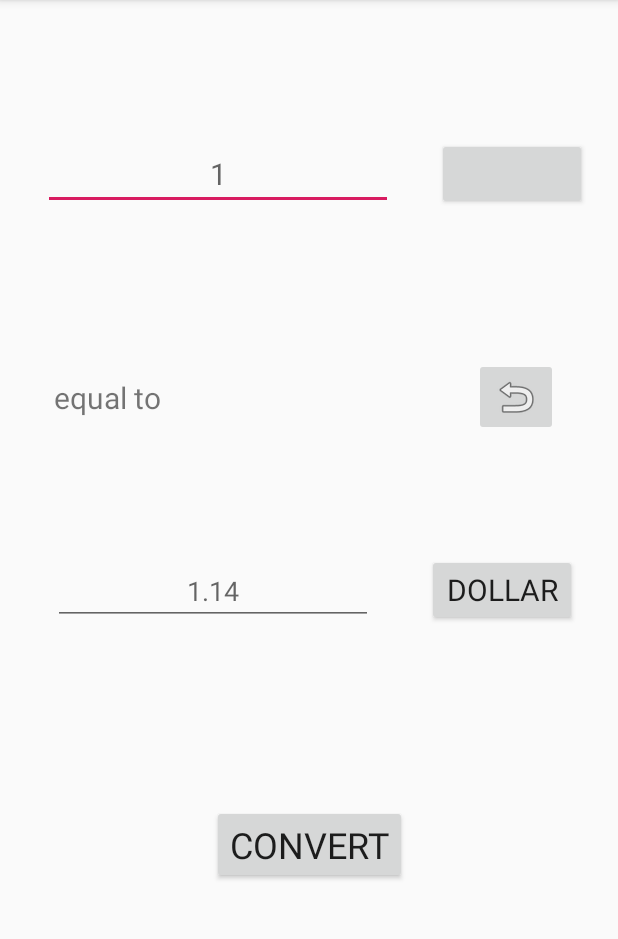
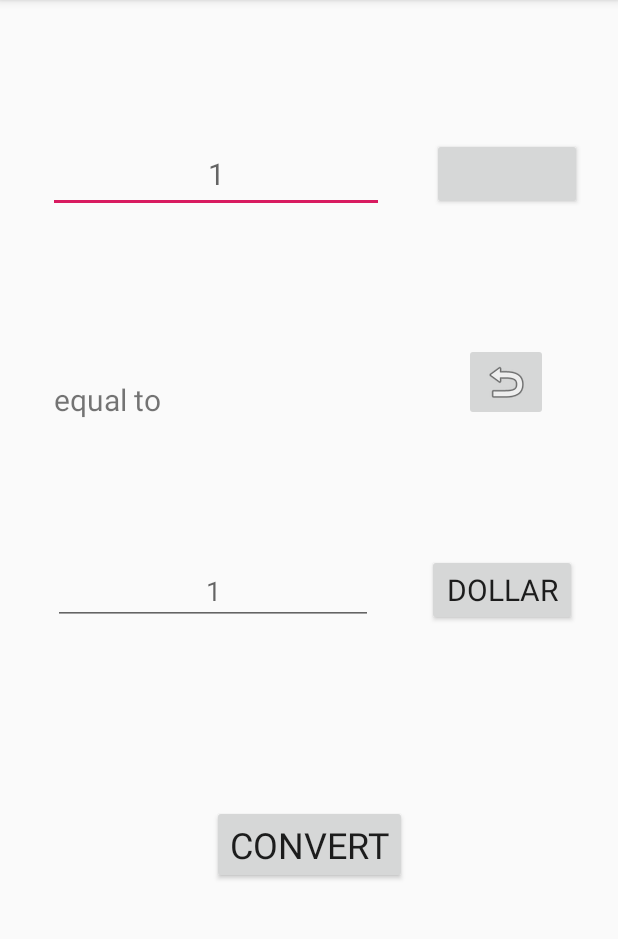
Before and after one commit to sergibech/CurrencyApp2, an Android app: the screen it shows after launch (MainActivity), on a phone screen of 412 x 824 dp, the part 84-1023 px from its top. Run offline under Robolectric (Android 15) with nearby library versions, the phone set to English and light mode, and no system bars; our stand-ins replace data binding; Roboto replaces fonts that are not available here.

Commit message:
App falta canviar moneda

```diff
--- a/app/src/main/res/layout/activity_main.xml
+++ b/app/src/main/res/layout/activity_main.xml
@@ -10,8 +10,8 @@
         android:layout_height="match_parent"
         tools:context=".MainActivity">
         <EditText
-            android:layout_width="wrap_content"
-            android:layout_height="wrap_content"
+                android:layout_width="224dp"
+                android:layout_height="51dp"
                 android:ems="10"
                 android:id="@+id/text_valor"
                 app:layout_constraintStart_toStartOf="parent" android:layout_marginStart="16dp"
@@ -19,7 +19,8 @@
                 app:layout_constraintEnd_toEndOf="parent" app:layout_constraintHorizontal_bias="0.5"
                 android:inputType="number|numberDecimal" android:textSize="20sp"
                 android:fontFamily="@font/roboto" app:layout_constraintBaseline_toBaselineOf="@+id/button_moneda"
-            app:layout_constraintEnd_toStartOf="@+id/button_moneda" android:hint="1" android:textAlignment="center"/>
+                app:layout_constraintEnd_toStartOf="@+id/button_moneda" android:hint="1"
+                android:textAlignment="center"/>
         <Button
                 android:text="@string/moneda_button"
                 android:layout_width="100sp"
@@ -40,7 +41,7 @@
                 app:layout_constraintHorizontal_bias="0.5"
                 android:inputType="number|numberDecimal"
                 app:layout_constraintEnd_toStartOf="@+id/button_moneda2"
-            app:layout_constraintBaseline_toBaselineOf="@+id/button_moneda2" android:hint="1.14"
+                app:layout_constraintBaseline_toBaselineOf="@+id/button_moneda2" android:hint="1"
                 android:textAlignment="center"/>
     <Button
             android:text="@string/button_moneda2"
@@ -79,8 +80,8 @@
                 app:layout_constraintTop_toBottomOf="@+id/button_moneda" android:layout_marginBottom="8dp"
                 app:layout_constraintBottom_toTopOf="@+id/button_moneda2" app:layout_constraintEnd_toEndOf="parent"
                 android:layout_marginEnd="8dp" app:layout_constraintStart_toStartOf="parent"
-            android:layout_marginStart="8dp" app:layout_constraintHorizontal_bias="0.905"
-            app:layout_constraintVertical_bias="0.56" android:contentDescription="inverse button"/>
+                android:layout_marginStart="8dp" app:layout_constraintHorizontal_bias="0.887"
+                android:contentDescription="inverse button"/>
     </android.support.constraint.ConstraintLayout>
 
 </layout>
```
Also changed, not shown: app/src/main/java/android/example/currencyapp2/MainActivity.kt (+16 -9 lines). Lines whose indentation alone changed are shown as unchanged.
